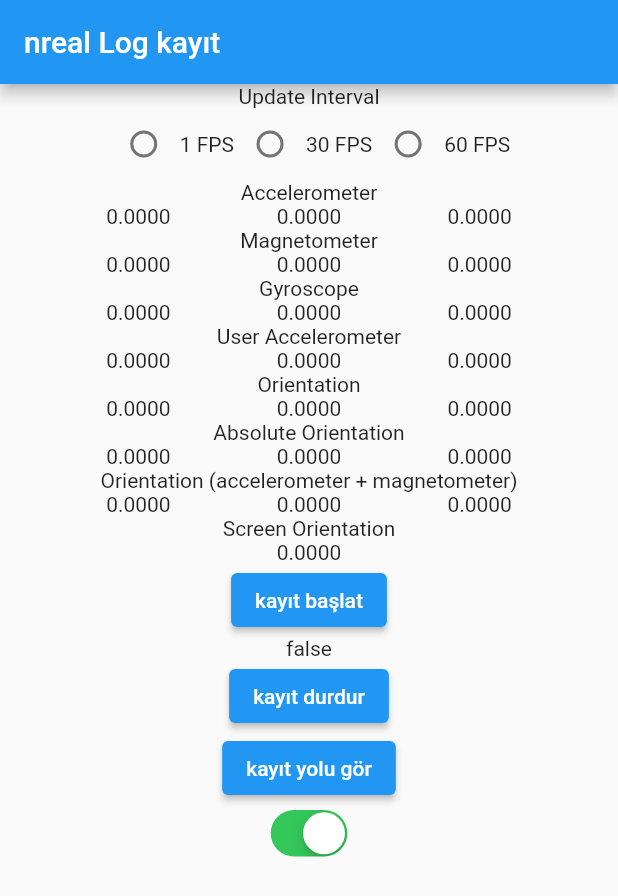
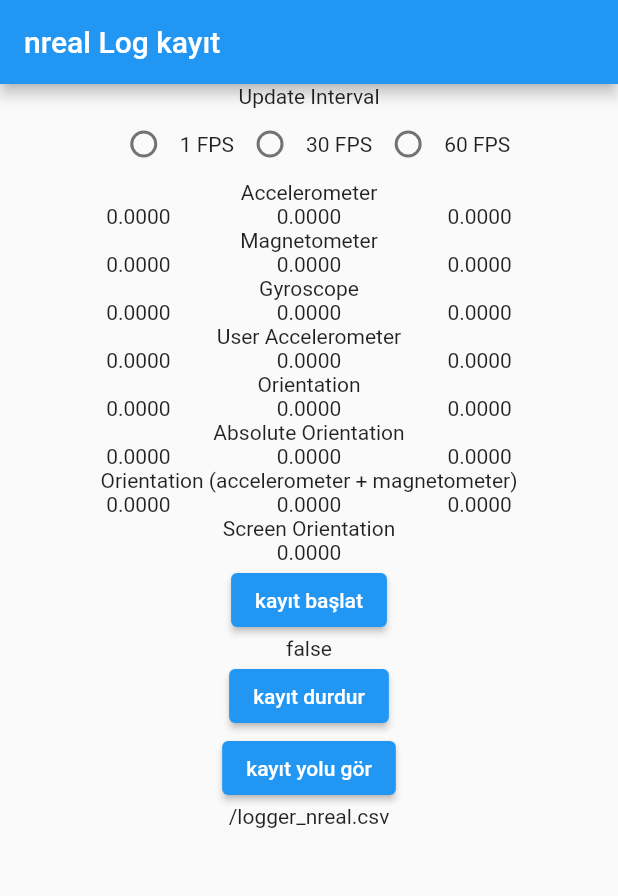
Before and after one commit to kemreakkas/nreal_deneme, a Flutter app: the screen it shows after launch, after a tap on "kayıt başlat", on a phone screen of 412 x 824 dp. Shown: the top 896 px of the screen. Run offline on Flutter 3.47's test engine with Material 2 defaults, Android fonts, the light colour scheme and no system bars; our stand-ins replace csv, permission_handler; missing offline and left inert: motion_sensors; statements that could not run were skipped.

Commit message:
son teslim

```diff
--- a/lib/main.dart
+++ b/lib/main.dart
@@ -20,6 +20,7 @@
 
 int? _groupValue = 0;
 var s;
+String showdirectory = '';
 
 class MyApp extends StatefulWidget {
   const MyApp({Key? key}) : super(key: key);
@@ -174,6 +175,7 @@
       Directory? klasor = await getExternalStorageDirectory();
       print("klasör" + klasor.toString());
       String directory = klasor!.path.toString();
+      showdirectory = directory;
       final path = "$directory/logger_nreal.csv";
       print(path);
       final File file = File(path);
@@ -330,10 +332,13 @@
                   child: const Text('kayıt durdur')),
               ElevatedButton(
                   onPressed: () {
-                    print(kayitaktivite.toString());
+                    setState(() {
+                      print(kayitaktivite.toString());
+                    });
                   },
                   child: const Text('kayıt yolu gör')),
-              CupertinoSwitch(
+              Text(showdirectory + "/logger_nreal.csv")
+              /* CupertinoSwitch(
                 value: _switchValue,
                 onChanged: (kayitaktivite) {
                   setState(() {
@@ -343,7 +348,7 @@
                     _switchValue = kayitaktivite;
                   });
                 },
-              ),
+              ),*/
             ],
           ),
         ),
```
